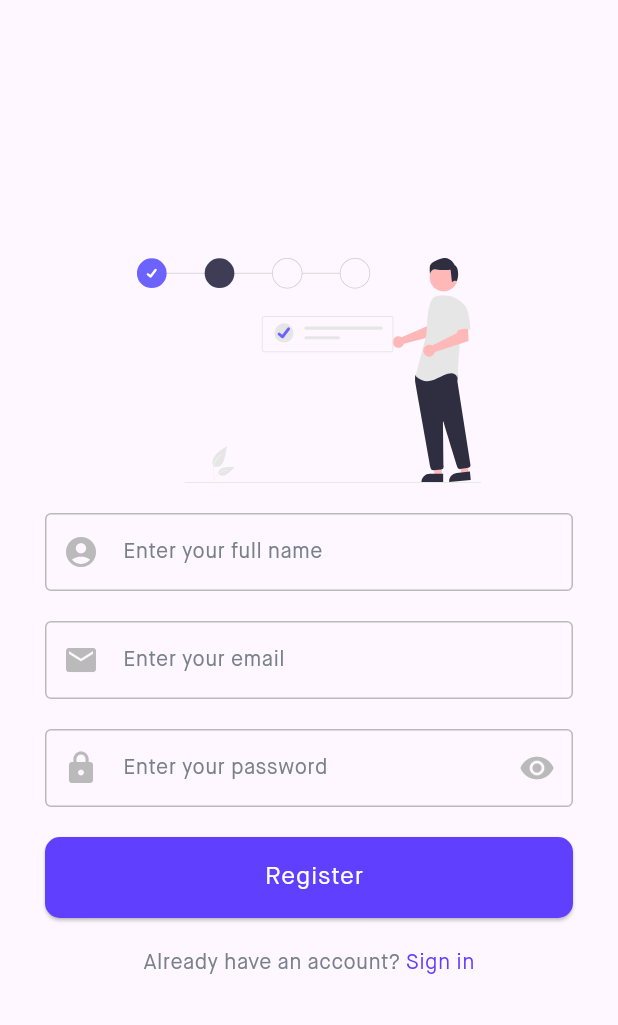
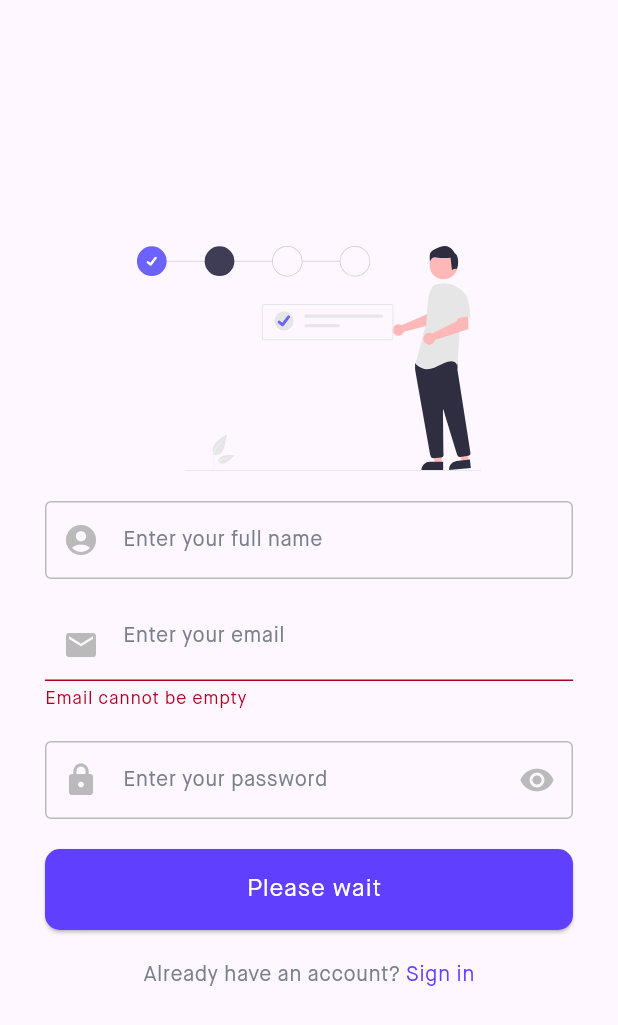
Before and after one commit to wappstik/app, a Flutter app: the RegisterPages screen opened by its route, after a tap on "Register", on a phone screen of 412 x 824 dp. Shown: the top 1025 px of the screen. Run offline on Flutter 3.47's test engine with Material 3 defaults, Android fonts, the phone set to English and light mode, and no system bars; our stand-ins replace flutter_svg.

Commit message:
fix(register): fixed all issue in register.dart

```diff
--- a/lib/pages/auth/register.dart
+++ b/lib/pages/auth/register.dart
@@ -1,9 +1,11 @@
 import 'package:flutter/material.dart';
 import 'package:flutter_svg/flutter_svg.dart';
-import 'package:wappstik/api/auth.dart';
+import 'package:http/http.dart';
 import 'package:wappstik/components/button.dart';
 import 'package:wappstik/components/input.dart';
 import 'package:wappstik/constants.dart';
+import 'package:wappstik/service/auth.dart';
+import 'package:wappstik/widgets/modals/success.dart';
 
 class RegisterPages extends StatefulWidget {
   const RegisterPages({super.key});
@@ -13,10 +15,52 @@ class RegisterPages extends StatefulWidget {
 }
 
 class _RegisterPagesState extends State<RegisterPages> {
+  final _formKey = GlobalKey<FormState>();
+  AuthService auth = const AuthService();
+
   bool isSecure = true;
+  bool isLoading = false;
   TextEditingController nameController = TextEditingController();
-  TextEditingController emailcontroller = TextEditingController();
+  TextEditingController emailController = TextEditingController();
   TextEditingController passwordController = TextEditingController();
+
+  String? _validateEmail(String? value) {
+    if (value == null || value.isEmpty) {
+      return 'Email cannot be empty';
+    }
+    final emailRegExp = RegExp(r'^[^@]+@[^@]+\.[^@]+');
+    if (!emailRegExp.hasMatch(value)) {
+      return 'Enter a valid email';
+    }
+    return null;
+  }
+
+  Future<void> register(BuildContext context) async {
+    setState(() {
+      isLoading = true;
+    });
+    if (_formKey.currentState?.validate() ?? false) {
+      Response response = await auth.register(nameController.text.toString(),
+          emailController.text.toString(), passwordController.text.toString());
+      if (response.statusCode == 201) {
+        showModalBottomSheet(
+            context: context,
+            builder: (BuildContext context) {
+              return ModalSuccessWidget(
+                  description:
+                      "Congratulations! Your registration was successful.",
+                  actionText: "Login",
+                  onPressed: () {
+                    Navigator.of(context).pushReplacementNamed('/login');
+                  });
+            });
+      }
+      debugPrint(response.body.toString());
+      setState(() {
+        isLoading = false;
+      });
+    }
+  }
 
   @override
   Widget build(BuildContext context) {
@@ -26,6 +70,8 @@ class _RegisterPagesState extends State<RegisterPages> {
           padding: const EdgeInsets.all(30),
           child: Center(
             child: SingleChildScrollView(
+              child: Form(
+                key: _formKey,
                 child: Column(
                   crossAxisAlignment: CrossAxisAlignment.stretch,
                   mainAxisAlignment: MainAxisAlignment.center,
@@ -48,7 +94,8 @@ class _RegisterPagesState extends State<RegisterPages> {
                     InputComponent(
                         icon: Icons.email,
                         hintText: "Enter your email",
-                      controller: emailcontroller),
+                        validator: _validateEmail,
+                        controller: emailController),
                     const SizedBox(
                       height: 20,
                     ),
@@ -74,12 +121,9 @@ class _RegisterPagesState extends State<RegisterPages> {
                       height: 20,
                     ),
                     ButtonComponent(
-                    text: "Register",
-                    onPressed: () {
-                      AuthApi.register(
-                          nameController.text.toString(),
-                          emailcontroller.text.toString(),
-                          passwordController.text.toString());
+                      text: isLoading ? 'Please wait' : 'Register',
+                      onPressed: () async {
+                        await register(context);
                       },
                       backgroundColor: WappstikPalette.purple,
                     ),
@@ -112,6 +156,7 @@ class _RegisterPagesState extends State<RegisterPages> {
             ),
           ),
         ),
+      ),
     );
   }
 }
```
Lines whose indentation alone changed are shown as unchanged.
